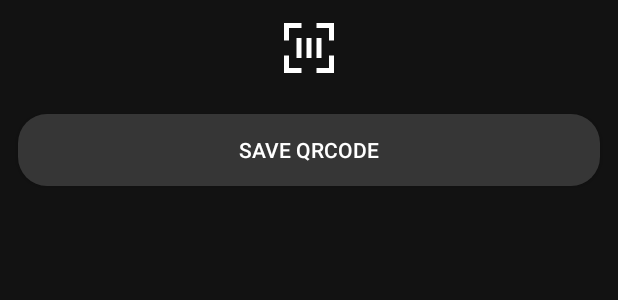
After one commit to Dev-Hisaki/stockwise-app, an Android app: the layout popup_qrcode.xml on its own in the app's theme, with its tools: preview values and no code run, on a phone screen of 412 x 824 dp. The commit adds this screen. Shown: the top 300 px of the screen. Run offline under Robolectric (Android 15) with nearby library versions, the phone set to English and light mode, and no system bars.

Commit message:
Add : QRCode Generator

```diff
--- a/app/src/main/res/layout/activity_admin_stok_barang.xml
+++ b/app/src/main/res/layout/activity_admin_stok_barang.xml
@@ -138,6 +138,7 @@
                 tools:layout_editor_absoluteY="551dp" />
 
             <ImageView
+                android:id="@+id/showQRCode"
                 android:layout_width="match_parent"
                 android:layout_height="match_parent"
                 android:layout_weight="5"
--- /dev/null
+++ b/app/src/main/res/layout/popup_qrcode.xml
@@ -0,0 +1,23 @@
+<?xml version="1.0" encoding="utf-8"?>
+<androidx.appcompat.widget.LinearLayoutCompat xmlns:android="http://schemas.android.com/apk/res/android"
+    android:layout_width="match_parent"
+    android:layout_height="wrap_content"
+    android:gravity="center"
+    android:orientation="vertical">
+
+    <ImageView
+        android:id="@+id/barcodeImage"
+        android:layout_width="match_parent"
+        android:layout_height="match_parent"
+        android:layout_margin="12dp"
+        android:src="@drawable/barcodeid" />
+
+    <androidx.appcompat.widget.AppCompatButton
+        android:id="@+id/saveQRCodeButton"
+        android:layout_width="match_parent"
+        android:layout_height="wrap_content"
+        android:layout_margin="12dp"
+        android:background="@drawable/rounded_corners"
+        android:text="Save QRCode" />
+
+</androidx.appcompat.widget.LinearLayoutCompat>
```
Also changed, not shown: app/src/main/java/com/hisaki/stockwiseapp/AdminStokBarang.kt (+104 -8 lines).
